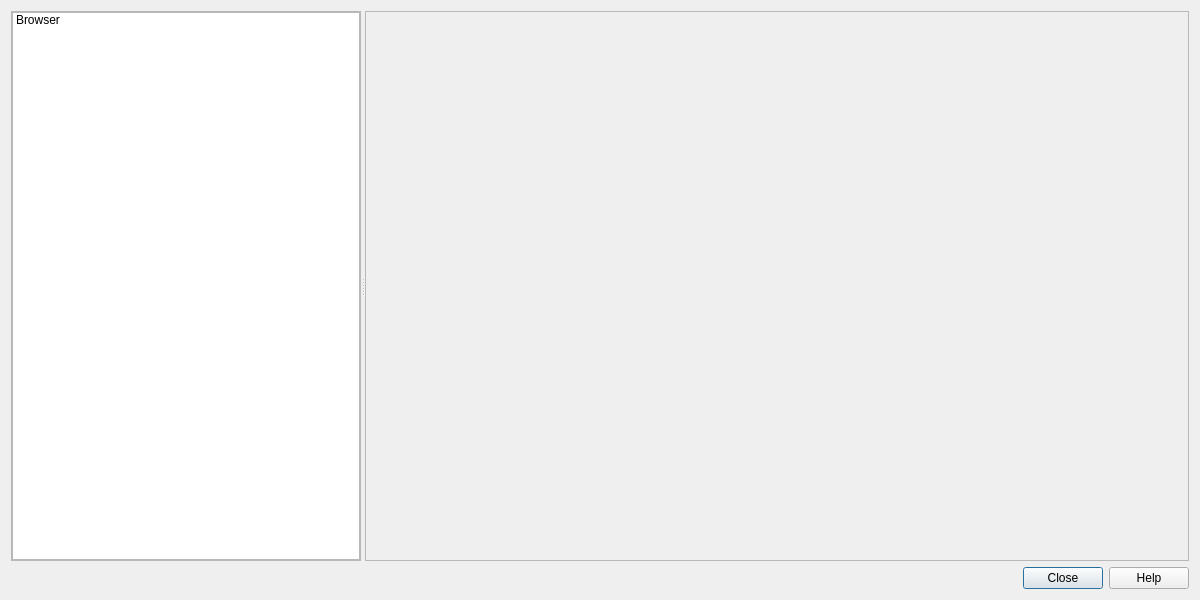
This is src/ui/qgsdatasourcemanagerdialog.ui in qgis/QGIS as Qt 5 draws it before an edit. The edited form follows.
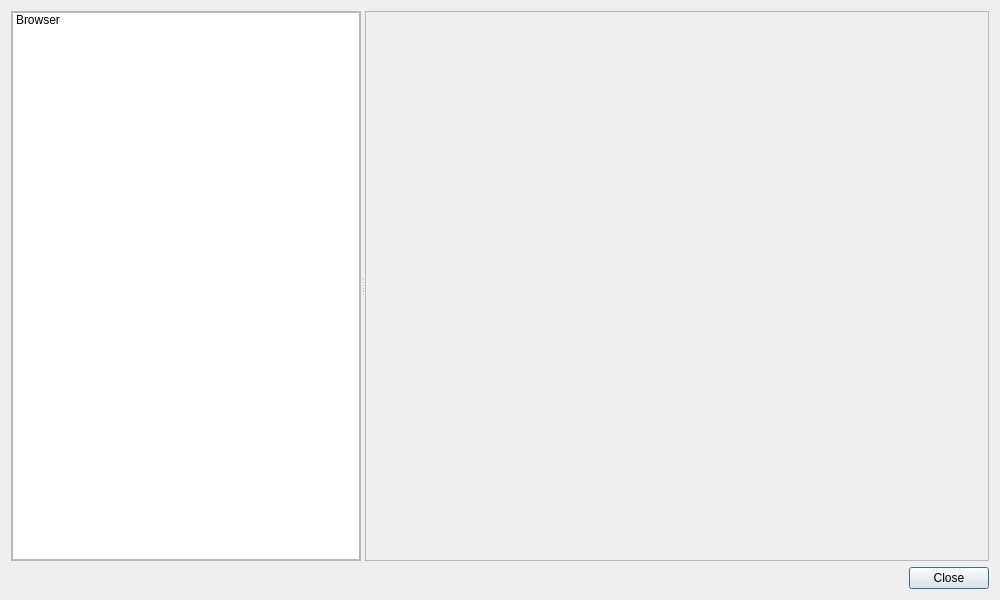
This is the edited form. Icons and pictures are not drawn.

Commit message:
[addlayerbutton] Removed help button
Almost all provider dialogs have its own button
resulting in duplicated help buttons in the
unified dialog.

What changed in the file:
```diff
--- a/src/ui/qgsdatasourcemanagerdialog.ui
+++ b/src/ui/qgsdatasourcemanagerdialog.ui
@@ -9,7 +9,7 @@
    <rect>
     <x>0</x>
     <y>0</y>
-    <width>1200</width>
+    <width>1000</width>
     <height>600</height>
    </rect>
   </property>
@@ -184,7 +184,7 @@
       <item row="0" column="0">
        <widget class="QDialogButtonBox" name="buttonBox">
         <property name="standardButtons">
-         <set>QDialogButtonBox::Close|QDialogButtonBox::Help</set>
+         <set>QDialogButtonBox::Close</set>
         </property>
        </widget>
       </item>
```
The commit also changes 1 other file.
